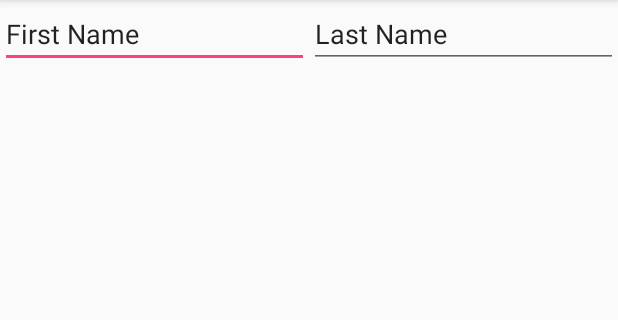
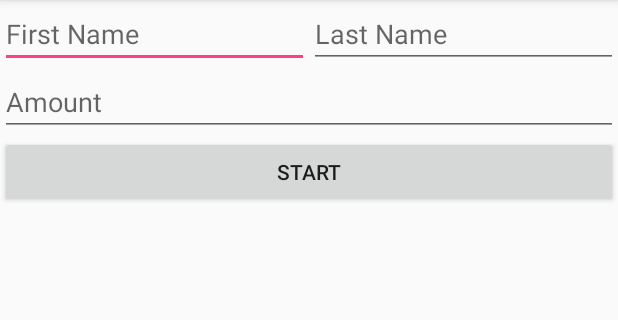
Before and after one commit to keshcode/PokerTracker, an Android app: the screen it shows after launch (MainActivity), on a phone screen of 412 x 824 dp, the part 84-404 px from its top. Run offline under Robolectric (Android 15) with nearby library versions, the phone set to English and light mode, and no system bars.

```diff
--- a/app/src/main/java/com/example/keshav/pokar/MainActivity.java
+++ b/app/src/main/java/com/example/keshav/pokar/MainActivity.java
@@ -1,14 +1,48 @@
 package com.example.keshav.pokar;
 
+import android.content.Context;
+import android.content.SharedPreferences;
+import android.os.Bundle;
 import android.support.v7.app.AppCompatActivity;
-import android.os.Bundle;
+import android.view.View;
+import android.widget.Button;
+import android.widget.EditText;
 
 public class MainActivity extends AppCompatActivity {
+
+    private EditText etFirstName, etLastName, etAmount;
+    private Button btnStart;
+    private String mFullName;
+    private int mAmount;
 
     @Override
     protected void onCreate(Bundle savedInstanceState) {
         super.onCreate(savedInstanceState);
         setContentView(R.layout.activity_main);
+        init();
+        btnStart.setOnClickListener(new View.OnClickListener() {
+            @Override
+            public void onClick(View v) {
+                getText();
+                SharedPreferences sharedPref = getPreferences(Context.MODE_PRIVATE);
+                SharedPreferences.Editor editor = sharedPref.edit();
+                editor.putString(getString(R.string.full_name), mFullName);
+                editor.putInt(getString(R.string.amount), mAmount);
+                editor.apply();
+            }
+        });
 
     }
+
+    private void init() {
+        etFirstName = (EditText) findViewById(R.id.etFirstName);
+        etLastName = (EditText) findViewById(R.id.etLastName);
+        etAmount = (EditText) findViewById(R.id.etAmount);
+        btnStart = (Button) findViewById(R.id.btnStart);
+    }
+
+    private void getText() {
+        mFullName = etFirstName.getText().toString() + etLastName.getText().toString();
+        mAmount = Integer.parseInt(etAmount.getText().toString());
+    }
 }
--- a/app/src/main/res/layout/activity_main.xml
+++ b/app/src/main/res/layout/activity_main.xml
@@ -1,6 +1,5 @@
 <?xml version="1.0" encoding="utf-8"?>
 <LinearLayout xmlns:android="http://schemas.android.com/apk/res/android"
-    xmlns:app="http://schemas.android.com/apk/res-auto"
     xmlns:tools="http://schemas.android.com/tools"
     android:layout_width="match_parent"
     android:layout_height="match_parent"
@@ -12,17 +11,33 @@
         android:layout_height="wrap_content">
 
         <EditText
+            android:id="@+id/etFirstName"
             android:layout_width="match_parent"
             android:layout_height="wrap_content"
             android:layout_weight="1"
-            android:text="@string/first_name" />
+            android:hint="@string/first_name" />
 
         <EditText
+            android:id="@+id/etLastName"
             android:layout_width="match_parent"
             android:layout_height="wrap_content"
             android:layout_weight="1"
-            android:text="@string/last_name" />
+            android:hint="@string/last_name" />
+
     </LinearLayout>
+
+    <EditText
+        android:id="@+id/etAmount"
+        android:layout_width="match_parent"
+        android:layout_height="wrap_content"
+        android:hint="@string/amount" />
+
+
+    <Button
+        android:id="@+id/btnStart"
+        android:layout_width="match_parent"
+        android:layout_height="wrap_content"
+        android:text="@string/start" />
 
 
 </LinearLayout>
--- a/app/src/main/res/values/strings.xml
+++ b/app/src/main/res/values/strings.xml
@@ -7,4 +7,6 @@
     <string name="blue">Blue</string>
     <string name="green">Green</string>
     <string name="black">Black</string>
+    <string name="start">Start</string>
+    <string name="full_name">FullName</string>
 </resources>
--- a/build.gradle
+++ b/build.gradle
@@ -5,7 +5,7 @@ buildscript {
         jcenter()
     }
     dependencies {
-        classpath 'com.android.tools.build:gradle:2.3.0'
+        classpath 'com.android.tools.build:gradle:2.3.1'
 
         // NOTE: Do not place your application dependencies here; they belong
         // in the individual module build.gradle files
```
Also changed, not shown: app/src/main/java/com/example/keshav/pokar/ShowChipManupilationActivity.java (+23 -17 lines).
